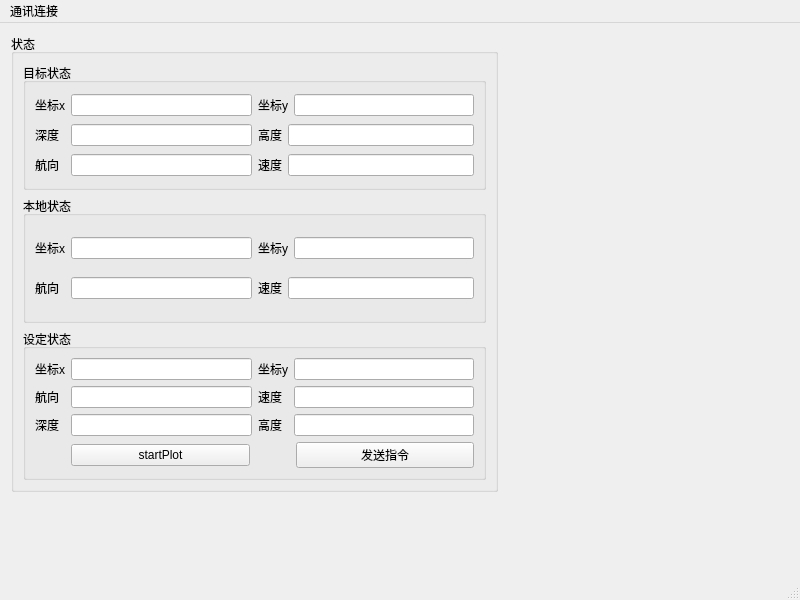
The window that mainwindow.ui (youdaous/TraceGUI) describes before a commit, drawn with Qt 5.
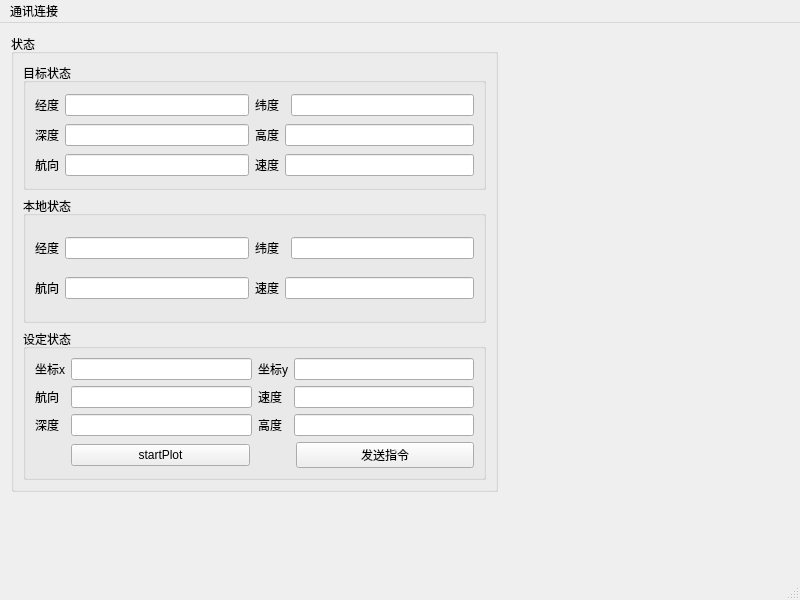
The same window after the commit.

Diff of the .ui file:
```diff
--- a/mainwindow.ui
+++ b/mainwindow.ui
@@ -36,7 +36,7 @@
         <item row="0" column="0">
          <widget class="QLabel" name="label">
           <property name="text">
-           <string>坐标x</string>
+           <string>经度</string>
           </property>
          </widget>
         </item>
@@ -46,7 +46,7 @@
         <item row="0" column="2" colspan="2">
          <widget class="QLabel" name="label_2">
           <property name="text">
-           <string>坐标y</string>
+           <string>纬度</string>
           </property>
          </widget>
         </item>
@@ -105,7 +105,7 @@
         <item row="0" column="0">
          <widget class="QLabel" name="label_10">
           <property name="text">
-           <string>坐标x</string>
+           <string>经度</string>
           </property>
          </widget>
         </item>
@@ -115,7 +115,7 @@
         <item row="0" column="2" colspan="2">
          <widget class="QLabel" name="label_9">
           <property name="text">
-           <string>坐标y</string>
+           <string>纬度</string>
           </property>
          </widget>
         </item>
```
Left out of the diff: 10 changed lines with no effect on the pictures.
